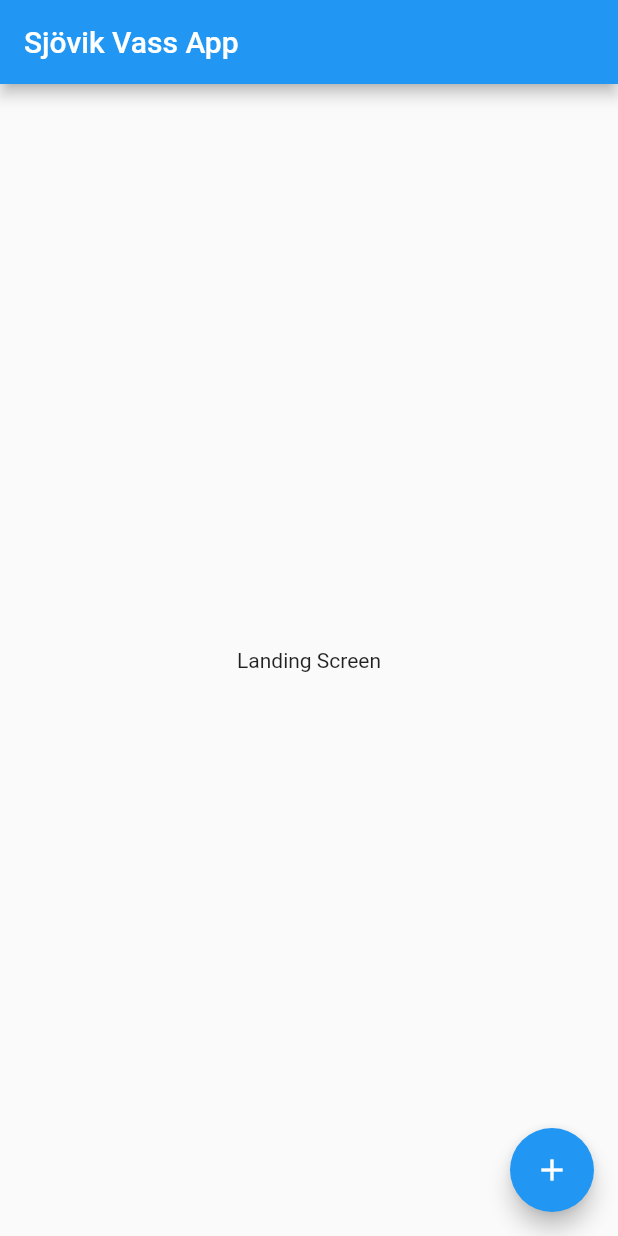
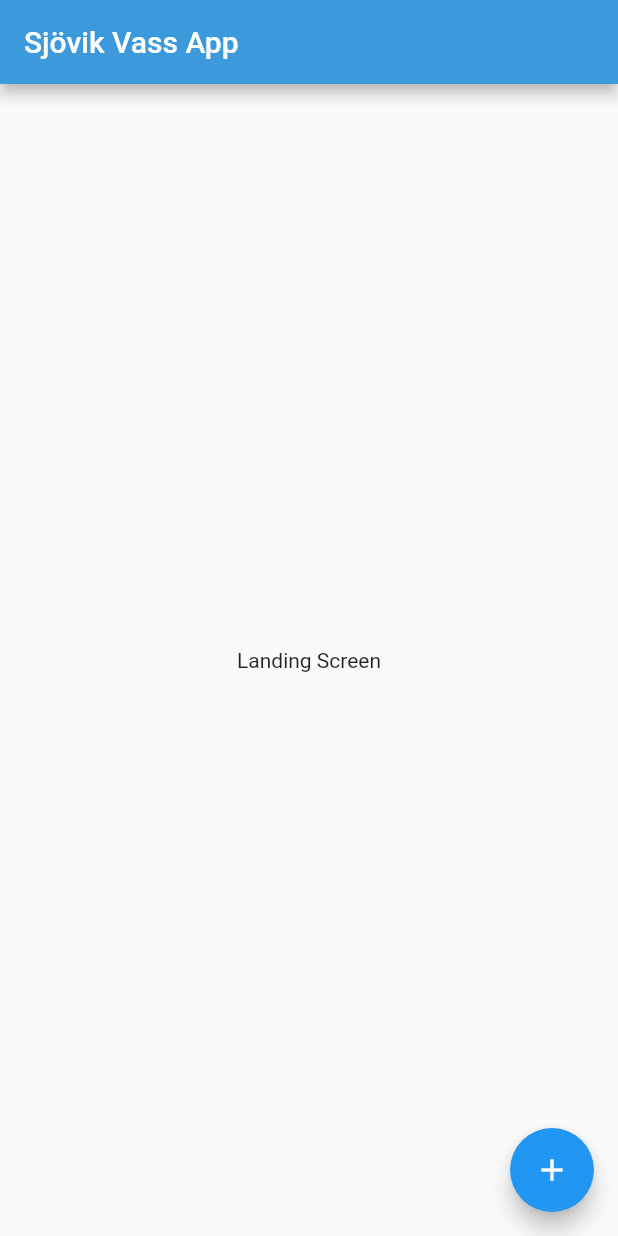
Before and after one commit to CowboyArtist/AgileProject23, a Flutter app: the screen it shows after launch, on a phone screen of 412 x 824 dp. Run offline on Flutter 3.47's test engine with Material 2 defaults, Android fonts, the light colour scheme and no system bars.

Commit message:
Added custom primary color to theme

```diff
--- a/sjovikvass_app/lib/main.dart
+++ b/sjovikvass_app/lib/main.dart
@@ -1,5 +1,6 @@
 import 'package:flutter/material.dart';
 import 'package:sjovikvass_app/screens/homescreen/home_screen.dart';
+import 'package:sjovikvass_app/styles/my_colors.dart';
 
 void main() {
   runApp(MyApp());
@@ -12,7 +13,7 @@ class MyApp extends StatelessWidget {
       title: 'Flutter Demo',
       debugShowCheckedModeBanner: false,
       theme: ThemeData(
-        primarySwatch: Colors.blue,
+        primaryColor: MyColors.primary,
         visualDensity: VisualDensity.adaptivePlatformDensity,
       ),
       home: HomeScreen(),
--- a/sjovikvass_app/lib/styles/my_colors.dart
+++ b/sjovikvass_app/lib/styles/my_colors.dart
@@ -1,9 +1,10 @@
+
+
+
 import 'package:flutter/material.dart';
 
 class MyColors {
   static Color primary = Color(0xFF3C99DB);
   static Color backgroundLight = Color(0xFFF5F5F5);
   static Color lightBlue = Color(0xFFEAF3FA);
-
-
 }
```
